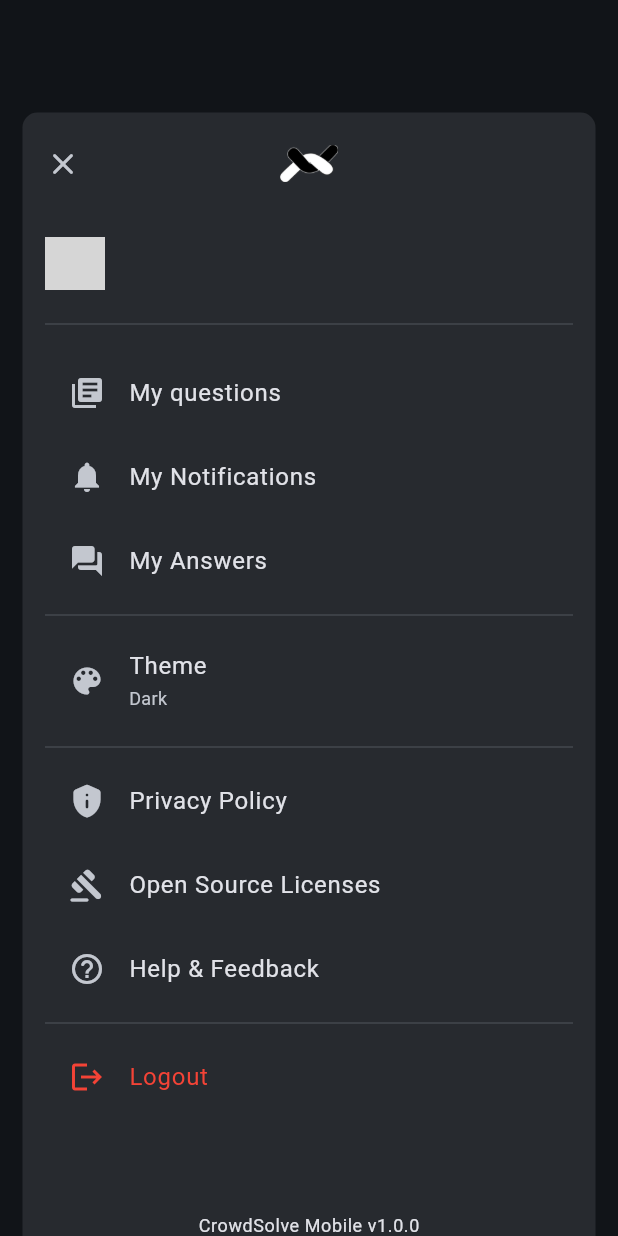
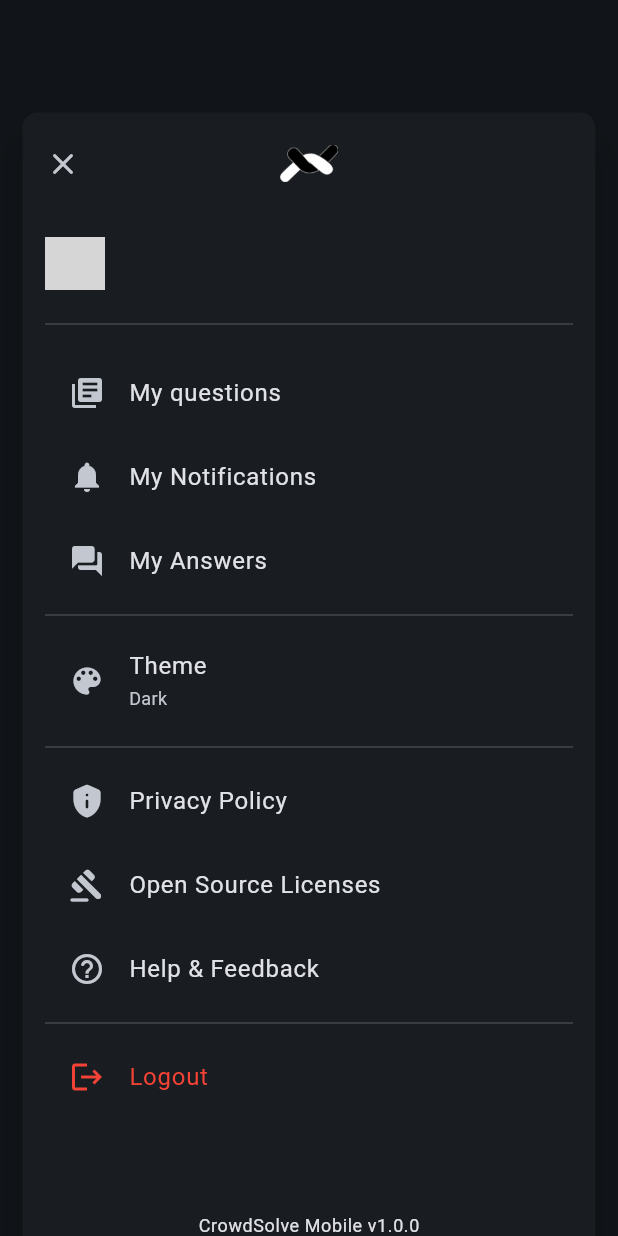
Before and after one commit to CrowdSolve/Mobile, a Flutter app: the ProfileDialog widget shown alone on an empty page, opened directly with empty values, on a phone screen of 412 x 824 dp. Run offline on Flutter 3.47's test engine with Material 2 defaults, Android fonts, the phone set to English and light mode, and no system bars; drawn by our look-alikes of dynamic_color; our stand-ins replace firebase_auth, firebase_core, flutter_markdown, flutter_riverpod, font_awesome_flutter, go_router and 8 more; missing offline and left inert: alert_dialogs, flutter_math_fork, markdown, text_selection_controls; accounts and stored records are empty; network calls fail; grey boxes are pictures that could not be loaded.

Commit message:
Change the dialog to a card for better color support

```diff
--- a/lib/components/settings_dialog/settings_dialog.dart
+++ b/lib/components/settings_dialog/settings_dialog.dart
@@ -54,10 +54,10 @@ class ProfileDialog extends ConsumerWidget  {
           child: SizedBox(
             height: height + 1,
             width: double.infinity,
-            child: Dialog(
+            child: Card(
               shape: RoundedRectangleBorder(borderRadius: BorderRadius.vertical(top: Radius.circular(10))),
               elevation: 10,
-              insetPadding: EdgeInsets.only(top: 75, right: 15, left: 15),
+              margin: EdgeInsets.only(top: 75, right: 15, left: 15),
               child: Padding(
                 padding: const EdgeInsets.only(top: 10, right: 15, left: 15),
                 child: Column(
```
